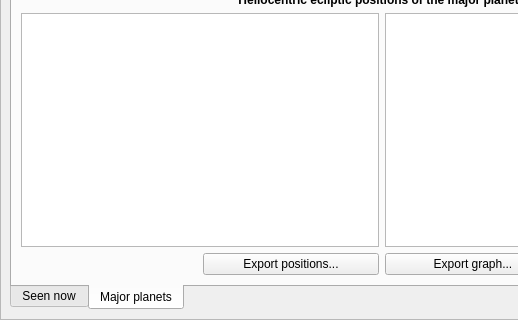
Before: the Qt Designer form src/gui/astroCalcDialog.ui in Stellarium/stellarium, drawn with Qt 5; both pictures show x 0 to 518 and y 127 to 447 of the 764 by 447 pixel window.
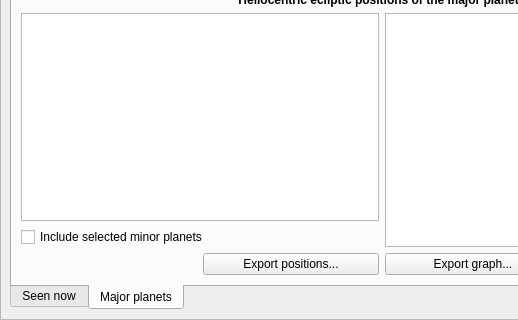
After: the same form once the commit is applied. The open tabs and pages were chosen to show the change. Icons and pictures are not drawn. Custom widgets are drawn as their Qt base class.

Commit message: Enhancement for the AstroCalc/Positions tool

```diff
--- a/src/gui/astroCalcDialog.ui
+++ b/src/gui/astroCalcDialog.ui
@@ -473,13 +473,6 @@
               <string>Major planets</string>
              </attribute>
              <layout class="QGridLayout" name="gridLayout_23">
-              <item row="2" column="1">
-               <widget class="QChartView" name="hecPositionsChartView">
-                <property name="renderHints">
-                 <set>QPainter::Antialiasing|QPainter::TextAntialiasing</set>
-                </property>
-               </widget>
-              </item>
               <item row="0" column="0" colspan="2">
                <widget class="QLabel" name="hecPositionsHeaderLabel">
                 <property name="font">
@@ -523,7 +516,9 @@
                 </item>
                </layout>
               </item>
-              <item row="2" column="0">
+              <item row="1" column="0">
+               <layout class="QVBoxLayout" name="verticalLayout_4">
+                <item>
                <widget class="QTreeWidget" name="hecPositionsTreeWidget">
                 <property name="editTriggers">
                  <set>QAbstractItemView::NoEditTriggers</set>
@@ -545,6 +540,22 @@
                 </property>
                 <property name="columnCount">
                  <number>0</number>
+                  </property>
+                 </widget>
+                </item>
+                <item>
+                 <widget class="QCheckBox" name="hecSelectedMinorPlanetsCheckBox">
+                  <property name="text">
+                   <string>Include selected minor planets</string>
+                  </property>
+                 </widget>
+                </item>
+               </layout>
+              </item>
+              <item row="1" column="1">
+               <widget class="QChartView" name="hecPositionsChartView">
+                <property name="renderHints">
+                 <set>QPainter::Antialiasing|QPainter::TextAntialiasing</set>
                 </property>
                </widget>
               </item>
```
Lines whose indentation alone changed are shown as unchanged. The commit also changes 2 other files.
